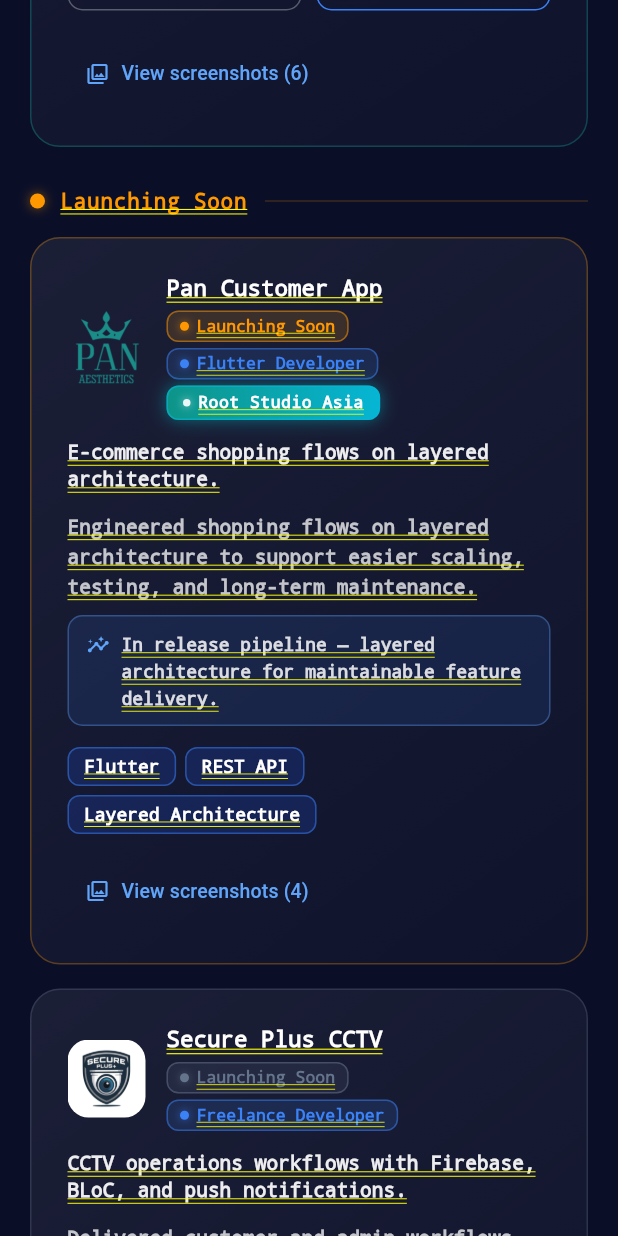
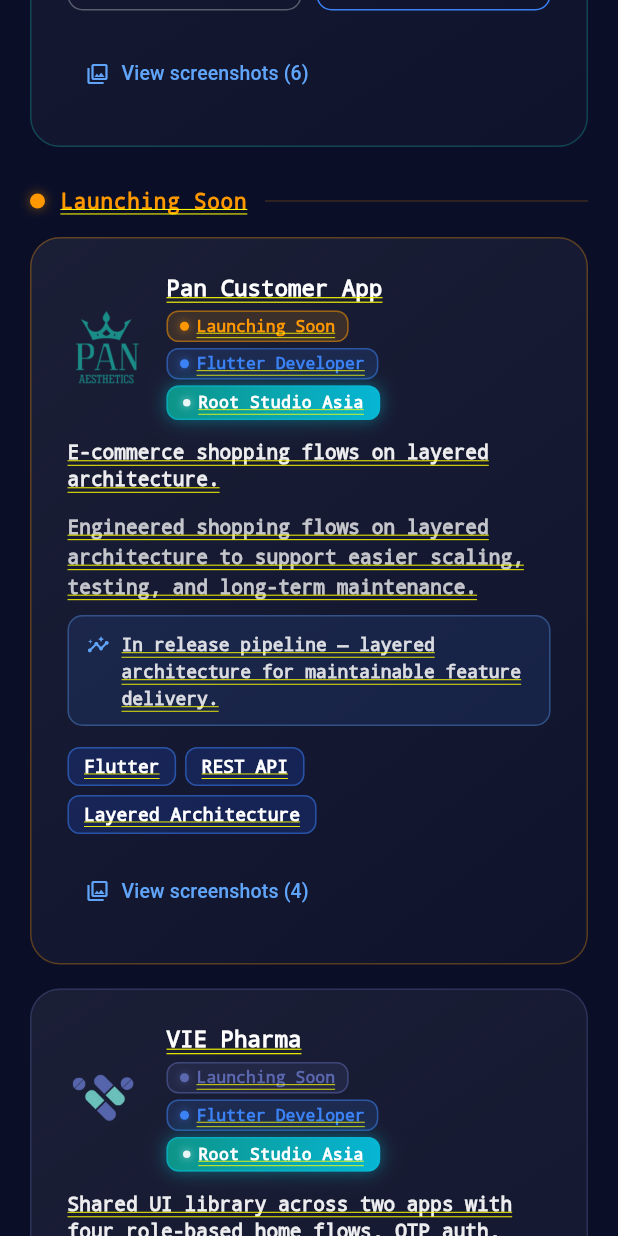
Before and after one commit to phyowaikyaw-mobiledev/flutter_developer_portfolio, a Flutter app: the AppsScreen screen opened directly, scrolled down 1728 dp, on a phone screen of 412 x 824 dp. Run offline on Flutter 3.47's test engine with Material 3 defaults, Android fonts, the phone set to English and light mode, and no system bars; our stand-ins replace cloud_firestore, firebase_core, font_awesome_flutter, go_router, image_picker, visibility_detector; accounts and stored records are empty; statements that could not run were skipped.

Commit message:
add one production app

```diff
--- a/lib/data/production_apps.dart
+++ b/lib/data/production_apps.dart
@@ -105,6 +105,35 @@ const kProductionApps = <ProductionApp>[
     releaseStatus: AppReleaseStatus.launchingSoon,
   ),
   ProductionApp(
+    title: 'VIE Pharma',
+    description:
+        'Multi-role pharmaceutical platform for Myanmar — Promoter and Admin apps with order, commission, gift rewards, and MR reporting across four user roles.',
+    keyContribution:
+        'Shared UI library across two apps with four role-based home flows, OTP auth, adaptive shell, and Burmese localization.',
+    iconAsset: 'assets/images/vie_icon.png',
+    icon: Icons.medical_services,
+    role: 'Flutter Developer',
+    statusColor: Color(0xFF5B67AE),
+    companyBadge: 'Root Studio Asia',
+    tags: [
+      'Flutter',
+      'Provider',
+      'REST API',
+      'Multi-role Auth',
+      'Material 3',
+      'l10n',
+    ],
+    impact:
+        'In release pipeline — end-to-end order, commission, and reporting workflows for four user roles across two apps from a shared Flutter codebase.',
+    gallery: [
+      'assets/images/vie_1.png',
+      'assets/images/vie_2.png',
+      'assets/images/vie_3.png',
+      'assets/images/vie_4.png',
+    ],
+    releaseStatus: AppReleaseStatus.launchingSoon,
+  ),
+  ProductionApp(
     title: 'Secure Plus CCTV',
     description:
         'Delivered customer and admin workflows for a CCTV operations product with real-time Firebase-backed capabilities.',
```
Also changed, not shown: assets/images/vie_1.png (added), assets/images/vie_2.png (added), assets/images/vie_3.png (added), assets/images/vie_4.png (added), assets/images/vie_icon.png (added), 1 other file.
